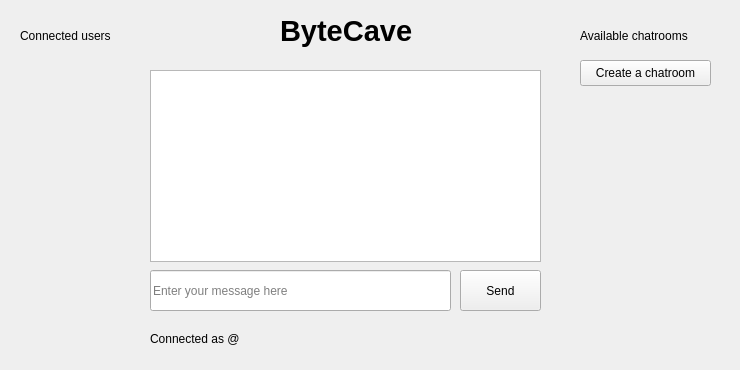
First picture: the form in mainwindow.ui, repository MohamedOuhami/ByteCaveClient, before the edit.
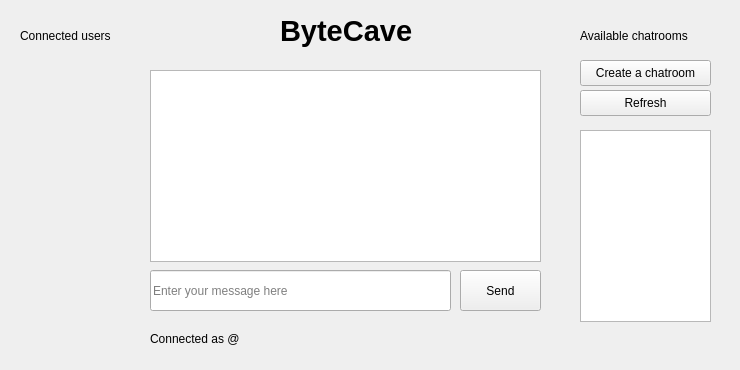
Second picture: the form after the edit.

Commit message: Added chatroom creation

The edit to the form file:
```diff
--- a/mainwindow.ui
+++ b/mainwindow.ui
@@ -121,6 +121,29 @@
      <string>Create a chatroom</string>
     </property>
    </widget>
+   <widget class="QPushButton" name="refreshChatroomsBtn">
+    <property name="geometry">
+     <rect>
+      <x>580</x>
+      <y>90</y>
+      <width>131</width>
+      <height>26</height>
+     </rect>
+    </property>
+    <property name="text">
+     <string>Refresh</string>
+    </property>
+   </widget>
+   <widget class="QListWidget" name="chatroomsList">
+    <property name="geometry">
+     <rect>
+      <x>580</x>
+      <y>130</y>
+      <width>131</width>
+      <height>192</height>
+     </rect>
+    </property>
+   </widget>
   </widget>
  </widget>
  <resources/>
```
The commit also changes 228 other files.
